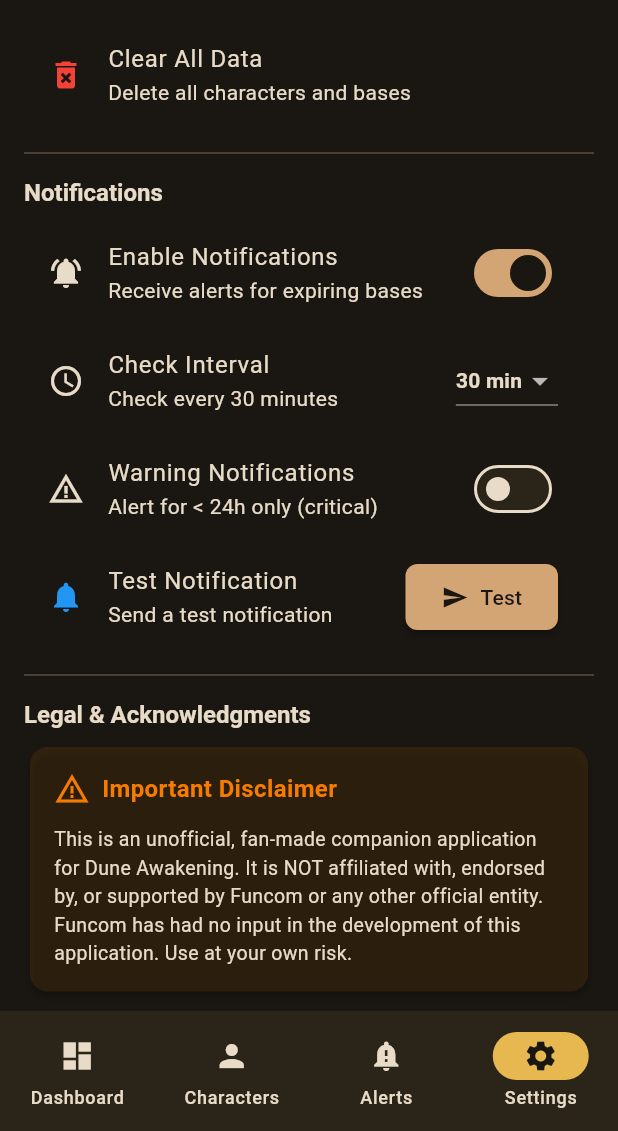
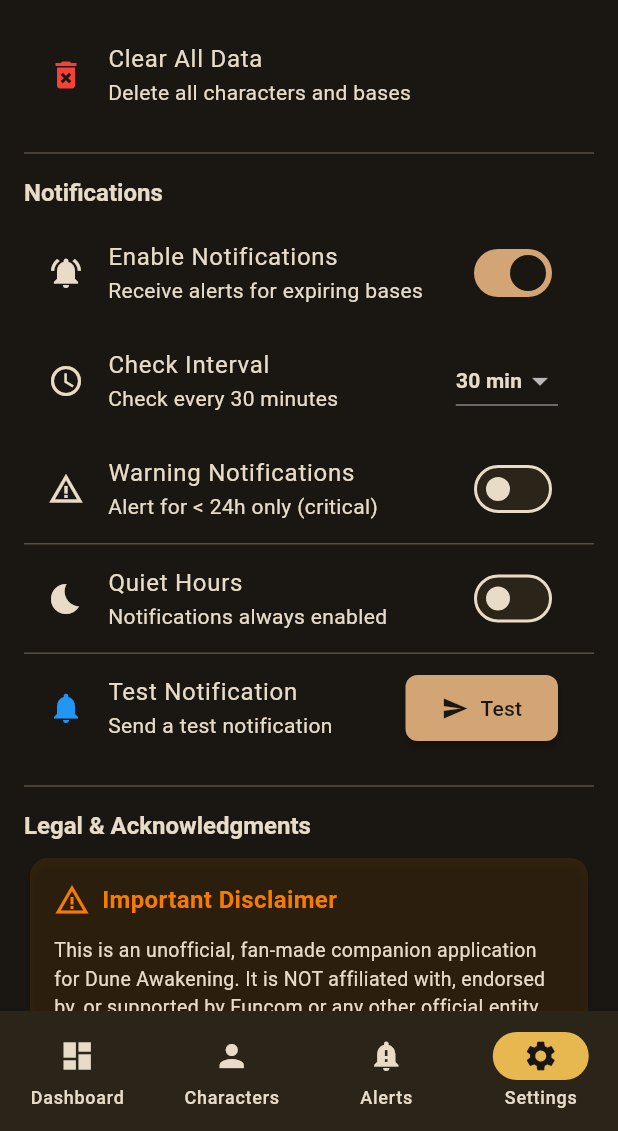
Before and after one commit to StarTuz/dune-awakening-companion, a Flutter app: the screen it shows after launch, item 4 of the bottom bar chosen, scrolled down 576 dp, on a phone screen of 412 x 824 dp, the part 105-1236 px from its top. Run offline on Flutter 3.47's test engine with Material 3 defaults, Android fonts, the phone set to English and light mode, and no system bars; our stand-ins replace file_picker, flutter_local_notifications, flutter_riverpod, shared_preferences, sqflite, sqflite_common and 1 more; missing offline and left inert: tray_manager, window_manager, windows_single_instance, workmanager; accounts and stored records are empty; generated files the repository leaves out were written again; statements that could not run were skipped.

Commit message:
feat: Add quiet hours - suppress notifications during specified time range

```diff
--- a/lib/core/services/notification_coordinator.dart
+++ b/lib/core/services/notification_coordinator.dart
@@ -1,4 +1,5 @@
 import '../services/notification_service.dart';
+import '../services/notification_settings.dart';
 import '../services/alert_checker_service.dart';
 import 'dart:async';
 
@@ -43,6 +44,13 @@ class NotificationCoordinator {
   /// Perform a single check and send notifications
   Future<void> checkAndNotify({bool includeWarnings = false}) async {
     print('[NotificationCoordinator] Starting alert check...');
+
+    // Check if we're in quiet hours
+    final inQuietHours = await NotificationSettings.isInQuietHours();
+    if (inQuietHours) {
+      print('[NotificationCoordinator] Currently in quiet hours - skipping notifications');
+      return;
+    }
 
     final alerts = await _alertCheckerService.checkForAlerts(
       includeWarnings: includeWarnings,
--- a/lib/features/settings/screens/settings_screen.dart
+++ b/lib/features/settings/screens/settings_screen.dart
@@ -777,6 +777,81 @@ class _NotificationSettingsWidget extends ConsumerWidget {
             },
           ),
 
+        const Divider(),
+
+        // Quiet Hours Section
+        SwitchListTile(
+          secondary: const Icon(Icons.bedtime),
+          title: const Text('Quiet Hours'),
+          subtitle: Text(settings.quietHoursEnabled
+              ? 'No notifications ${settings.quietHoursStartString} - ${settings.quietHoursEndString}'
+              : 'Notifications always enabled'),
+          value: settings.quietHoursEnabled,
+          onChanged: settings.enabled
+              ? (value) async {
+                  await ref.read(notificationSettingsProvider.notifier).setQuietHoursEnabled(value);
+                }
+              : null,
+        ),
+
+        // Quiet Hours Time Pickers (only show when quiet hours enabled)
+        if (settings.quietHoursEnabled && settings.enabled) ...[
+          ListTile(
+            leading: const SizedBox(width: 24), // Align with icons above
+            title: const Text('Start Time'),
+            trailing: TextButton(
+              onPressed: () async {
+                final picked = await showTimePicker(
+                  context: context,
+                  initialTime: TimeOfDay(
+                    hour: settings.quietHoursStart ~/ 60,
+                    minute: settings.quietHoursStart % 60,
+                  ),
+                );
+                if (picked != null) {
+                  final minutes = picked.hour * 60 + picked.minute;
+                  await ref.read(notificationSettingsProvider.notifier).setQuietHoursStart(minutes);
+                }
+              },
+              child: Text(
+                settings.quietHoursStartString,
+                style: TextStyle(
+                  fontSize: 16,
+                  color: Theme.of(context).colorScheme.primary,
+                ),
+              ),
+            ),
+          ),
+          ListTile(
+            leading: const SizedBox(width: 24),
+            title: const Text('End Time'),
+            trailing: TextButton(
+              onPressed: () async {
+                final picked = await showTimePicker(
+                  context: context,
+                  initialTime: TimeOfDay(
+                    hour: settings.quietHoursEnd ~/ 60,
+                    minute: settings.quietHoursEnd % 60,
+                  ),
+                );
+                if (picked != null) {
+                  final minutes = picked.hour * 60 + picked.minute;
+                  await ref.read(notificationSettingsProvider.notifier).setQuietHoursEnd(minutes);
+                }
+              },
+              child: Text(
+                settings.quietHoursEndString,
+                style: TextStyle(
+                  fontSize: 16,
+                  color: Theme.of(context).colorScheme.primary,
+                ),
+              ),
+            ),
+          ),
+        ],
+
+        const Divider(),
+
         // Test Notification Button
         ListTile(
           leading: const Icon(Icons.notifications, color: Colors.blue),
```
Also changed, not shown: lib/core/providers/notification_settings_provider.dart (+41 -0 lines), lib/core/services/notification_settings.dart (+73 -0 lines).
